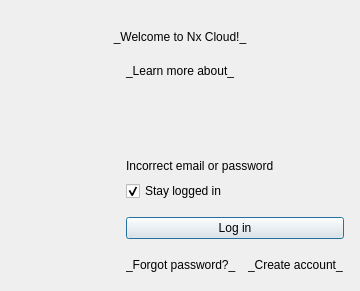
Qt form client/nx_client_desktop/src/ui/dialogs/cloud/login_to_cloud_dialog.ui (networkoptix/nx_open) before a commit.
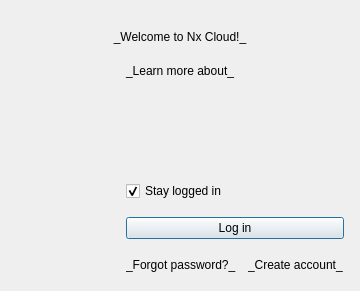
The same form after that commit. Custom widgets are drawn as their Qt base class.

Commit message:
VMS-7078: Specific error message when user tries to login with not-activated cloud account
<==== Mercurial data ====>
Branch: vms_3.1_gui

Diff of the .ui file:
```diff
--- a/client/nx_client_desktop/src/ui/dialogs/cloud/login_to_cloud_dialog.ui
+++ b/client/nx_client_desktop/src/ui/dialogs/cloud/login_to_cloud_dialog.ui
@@ -191,7 +191,13 @@
       <item row="3" column="1" colspan="2">
        <widget class="QLabel" name="invalidCredentialsLabel">
         <property name="text">
-         <string>Incorrect email or password</string>
+         <string notr="true">&lt;Incorrect email or password&gt;</string>
+        </property>
+        <property name="wordWrap">
+         <bool>true</bool>
+        </property>
+        <property name="openExternalLinks">
+         <bool>true</bool>
         </property>
        </widget>
       </item>
```
The commit also changes 6 other files.
